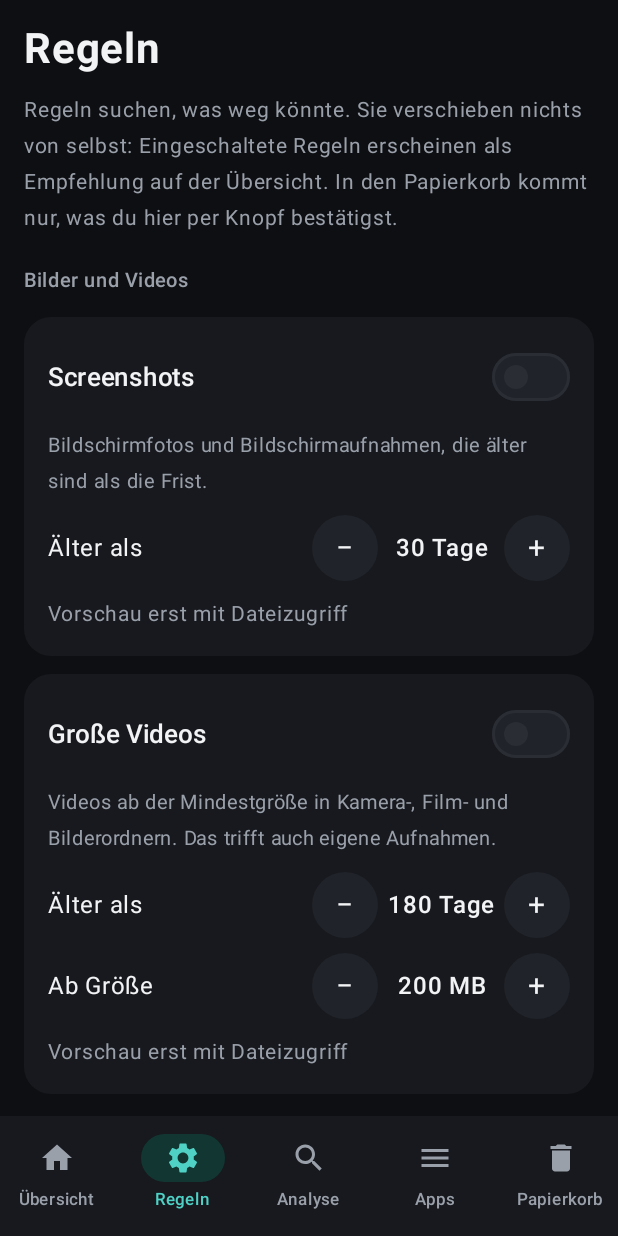
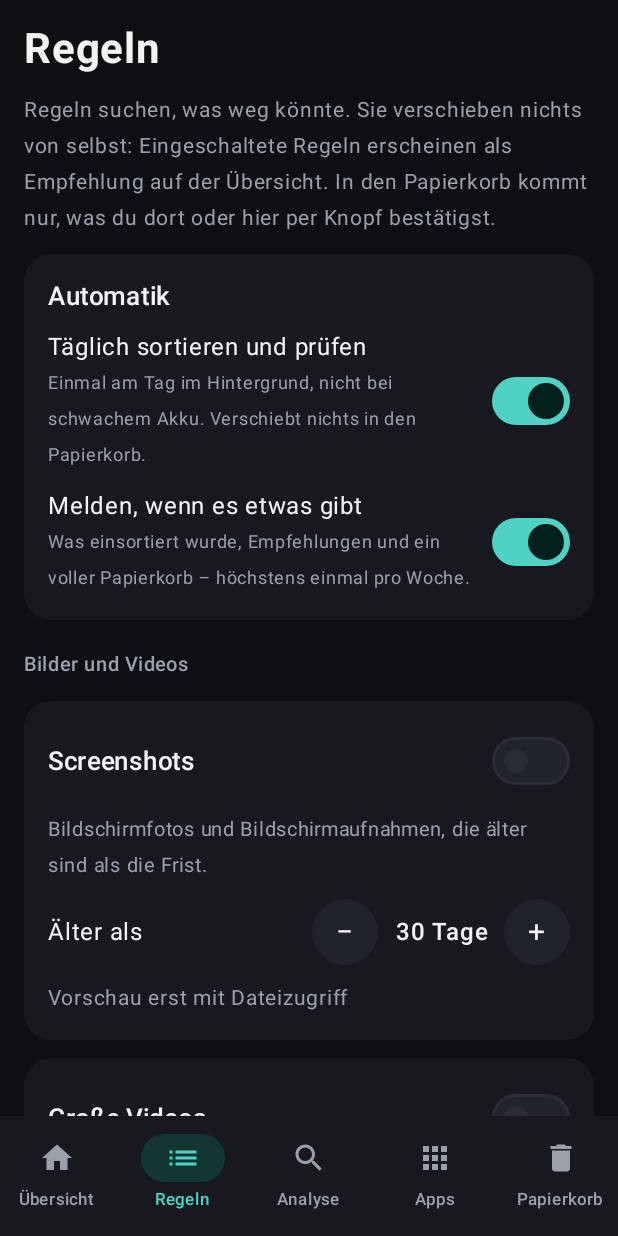
Before and after one commit to uekala/kehraus, an Android app built with Jetpack Compose: the screen it shows after launch (MainActivity), item 2 of the bottom bar chosen, on a phone screen of 412 x 824 dp. Run offline under Robolectric (Android 15) with nearby library versions, the phone set to English and light mode, and no system bars; 3 statements that could not run were skipped.

Commit message:
Übersicht: alles Empfohlene auf einmal verschieben, Duplikate aus der Analyse, Automatik zu Regeln, Verlauf zum Papierkorb, passendere Symbole

```diff
--- a/app/src/main/java/de/uekala/kehraus/ui/Screens.kt
+++ b/app/src/main/java/de/uekala/kehraus/ui/Screens.kt
@@ -29,11 +29,10 @@ import androidx.compose.foundation.shape.CircleShape
 import androidx.compose.foundation.shape.RoundedCornerShape
 import androidx.compose.foundation.verticalScroll
 import androidx.compose.material.icons.Icons
+import androidx.compose.material.icons.automirrored.filled.List
 import androidx.compose.material.icons.filled.Delete
 import androidx.compose.material.icons.filled.Home
-import androidx.compose.material.icons.filled.Menu
 import androidx.compose.material.icons.filled.Search
-import androidx.compose.material.icons.filled.Settings
 import androidx.compose.material3.AlertDialog
 import androidx.compose.material3.Badge
 import androidx.compose.material3.BadgedBox
@@ -63,7 +62,11 @@ import androidx.compose.runtime.setValue
 import androidx.compose.ui.Alignment
 import androidx.compose.ui.Modifier
 import androidx.compose.ui.draw.clip
+import androidx.compose.ui.graphics.Color
 import androidx.compose.ui.graphics.ImageBitmap
+import androidx.compose.ui.graphics.SolidColor
+import androidx.compose.ui.graphics.vector.ImageVector
+import androidx.compose.ui.graphics.vector.PathNode
 import androidx.compose.ui.graphics.asImageBitmap
 import androidx.compose.ui.layout.ContentScale
 import androidx.compose.ui.platform.LocalContext
@@ -142,9 +145,9 @@ fun App(vm: MainViewModel) {
             NavigationBar(containerColor = Surface) {
                 val tabs = listOf(
                     "Übersicht" to Icons.Filled.Home,
-                    "Regeln" to Icons.Filled.Settings,
+                    "Regeln" to Icons.AutoMirrored.Filled.List,
                     "Analyse" to Icons.Filled.Search,
-                    "Apps" to Icons.Filled.Menu,
+                    "Apps" to AppsIcon,
                     "Papierkorb" to Icons.Filled.Delete,
                 )
                 tabs.forEachIndexed { i, (label, icon) ->
@@ -168,7 +171,7 @@ fun App(vm: MainViewModel) {
     ) { padding ->
         Box(Modifier.fillMaxSize().padding(padding)) {
             when (tab) {
-                0 -> Overview(vm, onOpenRules = { tab = 1 }, onOpenApps = { tab = 3 })
+                0 -> Overview(vm, onOpenRules = { tab = 1 }, onOpenAnalysis = { tab = 2 }, onOpenApps = { tab = 3 })
                 1 -> RulesScreen(vm)
                 2 -> AnalysisScreen(vm)
                 3 -> AppsScreen(vm)
@@ -188,8 +191,9 @@ fun App(vm: MainViewModel) {
 // ---------- Übersicht ----------
 
 @Composable
-private fun Overview(vm: MainViewModel, onOpenRules: () -> Unit, onOpenApps: () -> Unit) {
+private fun Overview(vm: MainViewModel, onOpenRules: () -> Unit, onOpenAnalysis: () -> Unit, onOpenApps: () -> Unit) {
     val ctx = LocalContext.current
+    var confirmAll by remember { mutableStateOf(false) }
     Column(
         Modifier.fillMaxSize().verticalScroll(rememberScrollState()).padding(16.dp),
         verticalArrangement = Arrangement.spacedBy(12.dp),
@@ -243,22 +247,57 @@ private fun Overview(vm: MainViewModel, onOpenRules: () -> Unit, onOpenApps: ()
 
         val active = vm.rules.filter { it.enabled }
         val recs = active.mapNotNull { r -> vm.previews[r.id]?.takeIf { it.count > 0 }?.let { r.id to it } }
+        // Duplikate aus der Analyse, solange die Duplikat-Regel aus ist – sonst stehen sie schon in den Empfehlungen.
+        val dupRuleOn = active.any { it.id == RuleId.DUPLICATES }
+        val analysisDups = if (dupRuleOn) emptyList() else vm.duplicates.orEmpty()
         Panel("Empfehlungen") {
             when {
-                active.isEmpty() -> Row(verticalAlignment = Alignment.CenterVertically) {
+                active.isEmpty() && analysisDups.isEmpty() -> Row(verticalAlignment = Alignment.CenterVertically) {
                     Dim("Noch ist keine Regel eingeschaltet.", Modifier.weight(1f))
                     TextButton(onClick = onOpenRules) { Text("Regeln") }
                 }
-                recs.isEmpty() -> Dim("Im Moment gibt es nichts zu empfehlen.")
+                recs.isEmpty() && analysisDups.isEmpty() -> Dim("Im Moment gibt es nichts zu empfehlen.")
                 else -> {
-                    Text("${files(recs.sumOf { it.second.count })} · ${vm.size(recs.sumOf { it.second.bytes })} könnten weg", color = Accent)
-                    recs.forEach { (id, p) -> KeyValue(id.fullTitle, "${files(p.count)} · ${vm.size(p.bytes)}") }
-                    Row(verticalAlignment = Alignment.CenterVertically) {
-                        Dim("Kehraus verschiebt nichts von selbst – du entscheidest unter „Regeln“.", Modifier.weight(1f), size = 12)
-                        TextButton(onClick = onOpenRules) { Text("Ansehen") }
+                    if (recs.isNotEmpty()) {
+                        Text("${files(recs.sumOf { it.second.count })} · ${vm.size(recs.sumOf { it.second.bytes })} könnten weg", color = Accent)
+                        recs.forEach { (id, p) -> KeyValue(id.fullTitle, "${files(p.count)} · ${vm.size(p.bytes)}") }
+                        Button(
+                            onClick = { confirmAll = true },
+                            enabled = vm.hasAccess && !vm.busy,
+                            modifier = Modifier.fillMaxWidth(),
+                        ) { Text("Alles Empfohlene in den Papierkorb") }
+                        Row(verticalAlignment = Alignment.CenterVertically) {
+                            Dim("Einzeln ansehen und auswählen geht unter „Regeln“.", Modifier.weight(1f), size = 12)
+                            TextButton(onClick = onOpenRules) { Text("Regeln") }
+                        }
+                    }
+                    if (analysisDups.isNotEmpty()) {
+                        Row(verticalAlignment = Alignment.CenterVertically) {
+                            Column(Modifier.weight(1f)) {
+                                Text("Doppelte Dateien", color = TextMain, fontSize = 14.sp)
+                                Dim("${analysisDups.size} Gruppen · ${vm.size(analysisDups.sumOf { it.wasted })} doppelt belegt", size = 12)
+                            }
+                            TextButton(onClick = onOpenAnalysis) { Text("Analyse") }
+                        }
                     }
                 }
             }
+        }
+        if (confirmAll) {
+            AlertDialog(
+                onDismissRequest = { confirmAll = false },
+                title = { Text("Alles Empfohlene verschieben?") },
+                text = {
+                    Column(verticalArrangement = Arrangement.spacedBy(6.dp)) {
+                        recs.forEach { (id, p) -> KeyValue(id.fullTitle, "${files(p.count)} · ${vm.size(p.bytes)}") }
+                        Dim("Alles landet im Papierkorb und lässt sich dort zurücklegen. Endgültig gelöscht wird erst nach der Frist oder beim Leeren.", size = 13)
+                    }
+                },
+                confirmButton = {
+                    TextButton(onClick = { confirmAll = false; vm.trashRecommended(recs.map { it.first }.toSet()) }) { Text("Verschieben") }
+                },
+                dismissButton = { TextButton(onClick = { confirmAll = false }) { Text("Abbrechen") } },
+            )
         }
 
         Panel("Sortieren") {
@@ -287,26 +326,6 @@ private fun Overview(vm: MainViewModel, onOpenRules: () -> Unit, onOpenApps: ()
             KeyValue("Im Papierkorb", "${files(vm.trash.size)} · ${vm.size(vm.trashBytes)}")
             KeyValue("Bisher endgültig gelöscht", vm.size(vm.totalFreed))
             Dim("Der Papierkorb löscht nichts von selbst. Platz wird erst frei, wenn du ihn leerst.", size = 12)
-        }
-
-        Panel("Automatik") {
-            SwitchRow(
-                "Täglich sortieren und prüfen",
-                "Einmal am Tag im Hintergrund, nicht bei schwachem Akku. Verschiebt nichts in den Papierkorb.",
-                vm.auto,
-            ) { vm.updateAuto(it) }
-            SwitchRow("Melden, wenn es etwas gibt", "Was einsortiert wurde, Empfehlungen und ein voller Papierkorb – höchstens einmal pro Woche.", vm.notify) { vm.updateNotify(it) }
-        }
-
-        if (vm.history.isNotEmpty()) {
-            Panel("Verlauf") {
-                vm.history.take(12).forEach { e ->
-                    Column {
-                        Text(historyTitle(e), color = TextMain, fontSize = 14.sp)
-                        Dim("${dateTime(e.at)} · ${historyDetail(vm, e)}", size = 12)
-                    }
-                }
-            }
         }
     }
 }
@@ -341,7 +360,16 @@ private fun RulesScreen(vm: MainViewModel) {
         verticalArrangement = Arrangement.spacedBy(12.dp),
     ) {
         Heading("Regeln")
-        Dim("Regeln suchen, was weg könnte. Sie verschieben nichts von selbst: Eingeschaltete Regeln erscheinen als Empfehlung auf der Übersicht. In den Papierkorb kommt nur, was du hier per Knopf bestätigst.")
+        Dim("Regeln suchen, was weg könnte. Sie verschieben nichts von selbst: Eingeschaltete Regeln erscheinen als Empfehlung auf der Übersicht. In den Papierkorb kommt nur, was du dort oder hier per Knopf bestätigst.")
+        Panel("Automatik") {
+            SwitchRow(
+                "Täglich sortieren und prüfen",
+                "Einmal am Tag im Hintergrund, nicht bei schwachem Akku. Verschiebt nichts in den Papierkorb.",
+                vm.auto,
+            ) { vm.updateAuto(it) }
+            SwitchRow("Melden, wenn es etwas gibt", "Was einsortiert wurde, Empfehlungen und ein voller Papierkorb – höchstens einmal pro Woche.", vm.notify) { vm.updateNotify(it) }
+        }
+
         Group.entries.forEach { group ->
             SectionTitle(group.title)
             vm.rules.filter { it.id.group == group }.forEach { rule -> RuleCard(vm, rule, onShow = { showHits = rule.id }, onTrash = { confirmTrash = rule.id }) }
@@ -925,6 +953,19 @@ private fun TrashScreen(vm: MainViewModel) {
                 }
             }
         }
+        if (vm.history.isNotEmpty()) {
+            item {
+                Spacer(Modifier.height(8.dp))
+                Panel("Verlauf") {
+                    vm.history.take(12).forEach { e ->
+                        Column {
+                            Text(historyTitle(e), color = TextMain, fontSize = 14.sp)
+                            Dim("${dateTime(e.at)} · ${historyDetail(vm, e)}", size = 12)
+                        }
+                    }
+                }
+            }
+        }
     }
 
     selected?.let { e ->
@@ -1121,3 +1162,20 @@ private fun loadThumb(file: File, kind: Kind, px: Int): ImageBitmap? = when (kin
     Kind.VIDEO -> ThumbnailUtils.createVideoThumbnail(file, Size(px, px), null).asImageBitmap()
     Kind.AUDIO, Kind.OTHER -> null
 }
+
+/** Raster aus neun Quadraten – das übliche Symbol für „Apps“ (nicht im Kern-Symbolsatz enthalten). */
+private val AppsIcon: ImageVector by lazy {
+    ImageVector.Builder("Apps", 24.dp, 24.dp, 24f, 24f).apply {
+        listOf(4f, 10f, 16f).forEach { x ->
+            listOf(4f, 10f, 16f).forEach { y ->
+                addPath(
+                    pathData = listOf(
+                        PathNode.MoveTo(x, y), PathNode.HorizontalTo(x + 4f), PathNode.VerticalTo(y + 4f),
+                        PathNode.HorizontalTo(x), PathNode.Close,
+                    ),
+                    fill = SolidColor(Color.Black),
+                )
+            }
+        }
+    }.build()
+}
```
Also changed, not shown: app/src/main/java/de/uekala/kehraus/MainViewModel.kt (+10 -0 lines), 1 other file.
